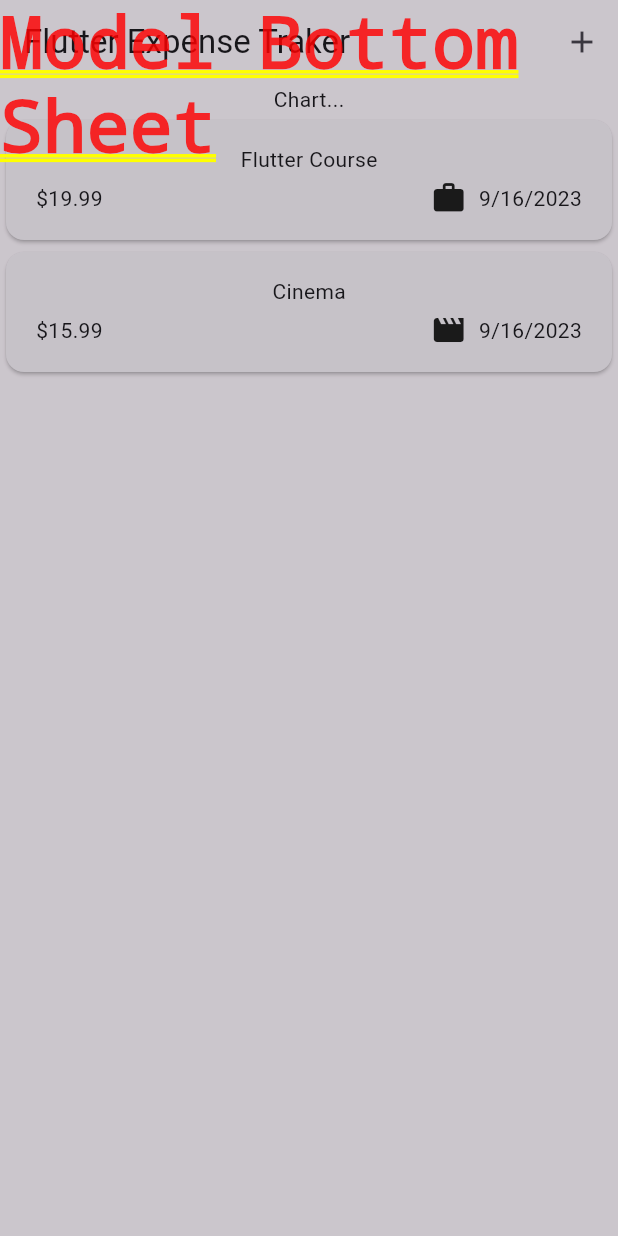
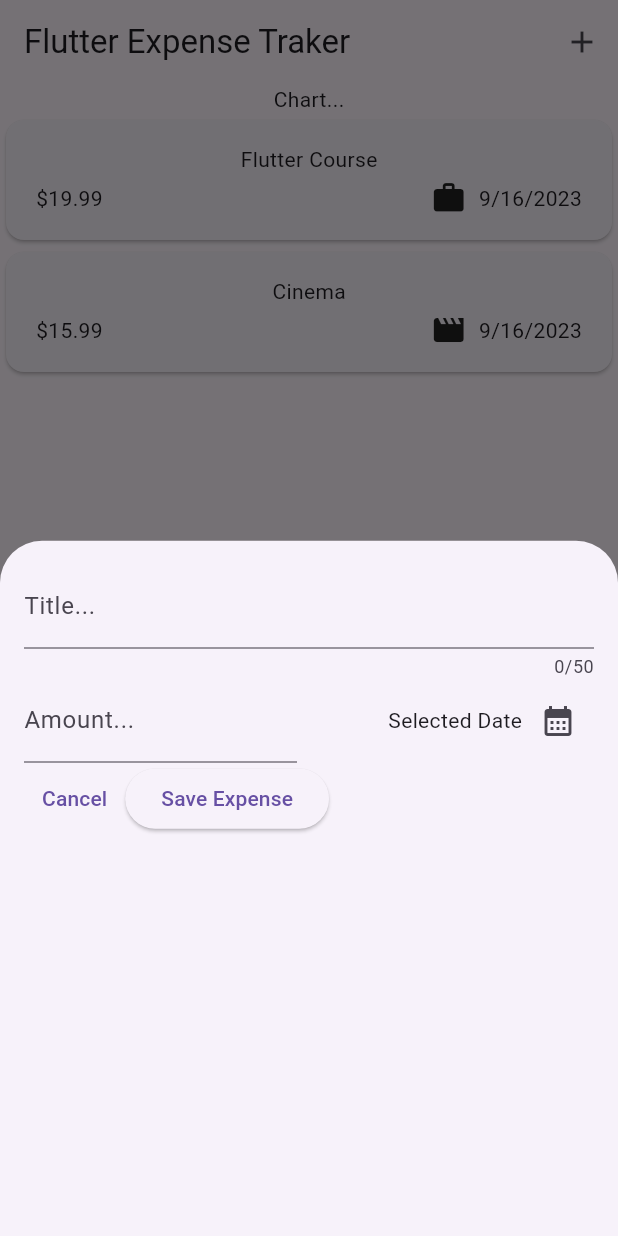
Before and after one commit to upendraTRL/ExpenseTracker, a Flutter app: the screen it shows after launch, after a tap on the "add" icon, on a phone screen of 412 x 824 dp. Run offline on Flutter 3.47's test engine with Material 2 defaults, Android fonts, the phone set to English and light mode, and no system bars.

Commit message:
Implemention done till Date Picker.

```diff
--- a/lib/widgets/expenses.dart
+++ b/lib/widgets/expenses.dart
@@ -1,7 +1,7 @@
-import 'package:flutter/cupertino.dart';
 import 'package:flutter/material.dart';
 
 import 'package:expense_tracker/widgets/expenses_list/expenses_list.dart';
+import 'package:expense_tracker/widgets/new_expense.dart';
 import 'package:expense_tracker/models/expense.dart';
 
 class Expenses extends StatefulWidget {
@@ -32,15 +32,9 @@ class _ExpensesState extends State<Expenses> {
   //Add button open function
   void _openAddButton() {
     //Bottom dialog, Top button
-    // showModalBottomSheet(
-    //   context: context,
-    //   builder: (ctx) => Text('Model Bottom Sheet'),
-    // );
-
-    //Top dialog, bottom button
-    showCupertinoDialog(
+    showModalBottomSheet(
       context: context,
-      builder: (ctx) => Text('Model Bottom Sheet'),
+      builder: (ctx) => const NewExpense(),
     );
   }
 
--- /dev/null
+++ b/lib/widgets/new_expense.dart
@@ -0,0 +1,98 @@
+import 'package:flutter/material.dart';
+
+class NewExpense extends StatefulWidget {
+  const NewExpense({super.key});
+
+  @override
+  State<NewExpense> createState() {
+    return _NewExpenseState();
+  }
+}
+
+class _NewExpenseState extends State<NewExpense> {
+  final _titleController = TextEditingController();
+  final _amountController = TextEditingController();
+
+  //Date Picker
+  void _presentDatePicker() {
+    final now = DateTime.now();
+    final firstDate = DateTime(now.year - 1, now.month, now.day);
+
+    showDatePicker(
+      context: context,
+      initialDate: now,
+      firstDate: firstDate,
+      lastDate: now,
+    );
+  }
+
+  @override
+  void dispose() {
+    _titleController.dispose();
+    _amountController.dispose();
+    super.dispose();
+  }
+
+  @override
+  Widget build(BuildContext context) {
+    return Padding(
+      padding: const EdgeInsets.all(16),
+      child: Column(
+        children: [
+          TextField(
+            controller: _titleController,
+            maxLength: 50,
+            decoration: const InputDecoration(
+              label: Text('Title...'),
+            ),
+          ),
+          Row(
+            children: [
+              Expanded(
+                child: TextField(
+                  controller: _amountController,
+                  decoration: const InputDecoration(
+                    prefixText: '\$ ',
+                    label: Text('Amount...'),
+                  ),
+                  keyboardType: TextInputType.number,
+                ),
+              ),
+              const SizedBox(width: 16),
+              Expanded(
+                child: Row(
+                  mainAxisAlignment: MainAxisAlignment.end,
+                  crossAxisAlignment: CrossAxisAlignment.center,
+                  children: [
+                    const Text('Selected Date'),
+                    IconButton(
+                      onPressed: _presentDatePicker,
+                      icon: Icon(Icons.calendar_month),
+                    )
+                  ],
+                ),
+              )
+            ],
+          ),
+          Row(
+            children: [
+              TextButton(
+                onPressed: () {
+                  Navigator.pop(context);
+                },
+                child: const Text('Cancel'),
+              ),
+              ElevatedButton(
+                child: const Text('Save Expense'),
+                onPressed: () {
+                  print(_titleController.text);
+                  print('\$ ' + _amountController.text);
+                },
+              ),
+            ],
+          )
+        ],
+      ),
+    );
+  }
+}
```
